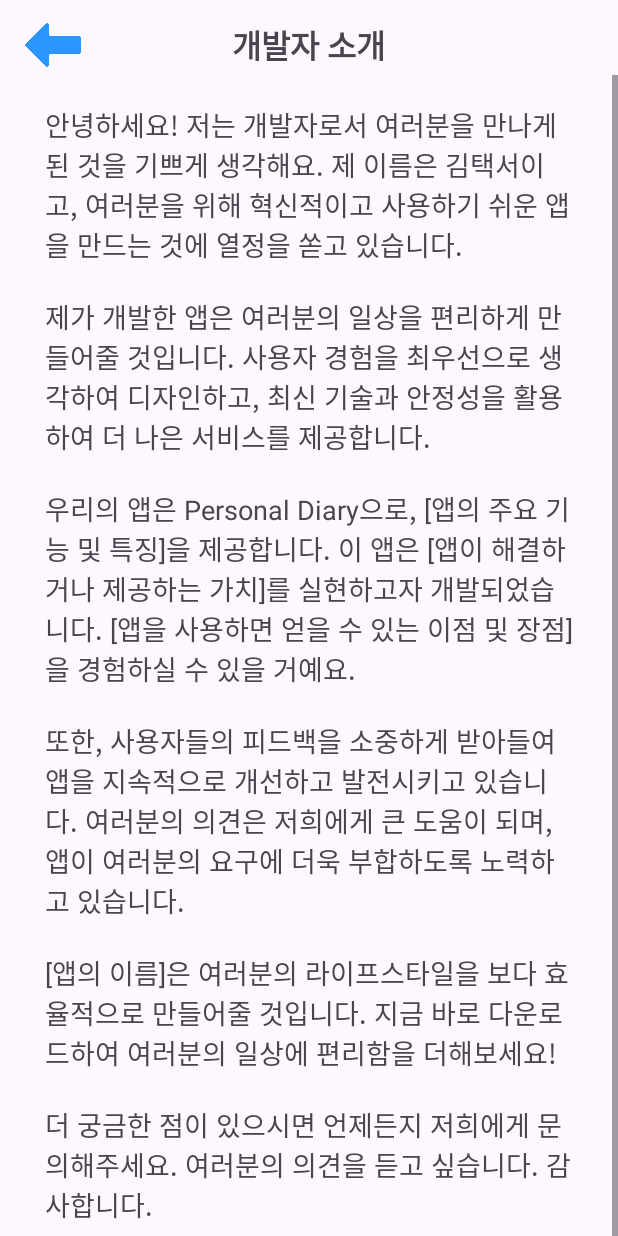
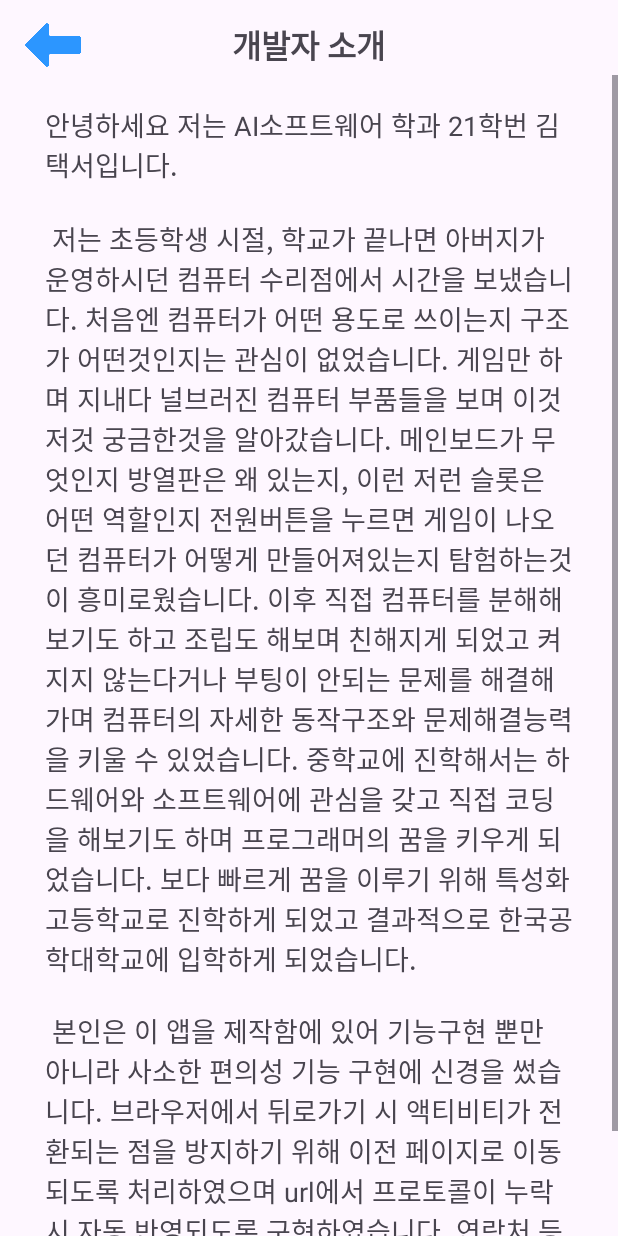
Before and after one commit to waitle/PersonalDiary, an Android app: the AuthorInfo_View screen opened directly, with no data from a screen before it, on a phone screen of 412 x 824 dp. Run offline under Robolectric (Android 15) with nearby library versions, the phone set to English and light mode, and no system bars.

Commit message:
introduce script

```diff
--- a/app/src/main/res/values/strings.xml
+++ b/app/src/main/res/values/strings.xml
@@ -1,5 +1,19 @@
 <resources>
     <string name="app_name">Personal Diary</string>
-    <string name="authorInfo">안녕하세요! 저는 개발자로서 여러분을 만나게 된 것을 기쁘게 생각해요. 제 이름은 김택서이고, 여러분을 위해 혁신적이고 사용하기 쉬운 앱을 만드는 것에 열정을 쏟고 있습니다.\n\n제가 개발한 앱은 여러분의 일상을 편리하게 만들어줄 것입니다. 사용자 경험을 최우선으로 생각하여 디자인하고, 최신 기술과 안정성을 활용하여 더 나은 서비스를 제공합니다.\n\n우리의 앱은 Personal Diary으로, [앱의 주요 기능 및 특징]을 제공합니다. 이 앱은 [앱이 해결하거나 제공하는 가치]를 실현하고자 개발되었습니다. [앱을 사용하면 얻을 수 있는 이점 및 장점]을 경험하실 수 있을 거예요.\n\n또한, 사용자들의 피드백을 소중하게 받아들여 앱을 지속적으로 개선하고 발전시키고 있습니다. 여러분의 의견은 저희에게 큰 도움이 되며, 앱이 여러분의 요구에 더욱 부합하도록 노력하고 있습니다.\n\n[앱의 이름]은 여러분의 라이프스타일을 보다 효율적으로 만들어줄 것입니다. 지금 바로 다운로드하여 여러분의 일상에 편리함을 더해보세요!\n\n더 궁금한 점이 있으시면 언제든지 저희에게 문의해주세요. 여러분의 의견을 듣고 싶습니다. 감사합니다.</string>
+    <string name="authorInfo">안녕하세요 저는 AI소프트웨어 학과 21학번 김택서입니다.\n\n
+저는 초등학생 시절, 학교가 끝나면 아버지가 운영하시던 컴퓨터 수리점에서 시간을 보냈습니다.
+처음엔 컴퓨터가 어떤 용도로 쓰이는지 구조가 어떤것인지는 관심이 없었습니다.
+게임만 하며 지내다 널브러진 컴퓨터 부품들을 보며 이것저것 궁금한것을 알아갔습니다.
+메인보드가 무엇인지 방열판은 왜 있는지, 이런 저런 슬롯은 어떤 역할인지
+전원버튼을 누르면 게임이 나오던 컴퓨터가 어떻게 만들어져있는지 탐험하는것이 흥미로웠습니다.
+이후 직접 컴퓨터를 분해해 보기도 하고 조립도 해보며 친해지게 되었고
+켜지지 않는다거나 부팅이 안되는 문제를 해결해가며 컴퓨터의 자세한 동작구조와 문제해결능력을 키울 수 있었습니다.
+중학교에 진학해서는 하드웨어와 소프트웨어에 관심을 갖고 직접 코딩을 해보기도 하며 프로그래머의 꿈을 키우게 되었습니다.
+보다 빠르게 꿈을 이루기 위해 특성화 고등학교로 진학하게 되었고 결과적으로 한국공학대학교에 입학하게 되었습니다.\n\n
+본인은 이 앱을 제작함에 있어 기능구현 뿐만 아니라 사소한 편의성 기능 구현에 신경을 썼습니다.
+브라우저에서 뒤로가기 시 액티비티가 전환되는 점을 방지하기 위해 이전 페이지로 이동되도록 처리하였으며
+url에서 프로토콜이 누락시 자동 반영되도록 구현하였습니다.
+연락처 등록, 수정, 삭제등 데이터 변경시 한번더 확인하는 절차를 고안했습니다.
+자기소개 텍스트가 길어질것을 고려해 스크롤 뷰를 사용하였습니다</string>
     <string name="addContact">add contact</string>
 </resources>
```
